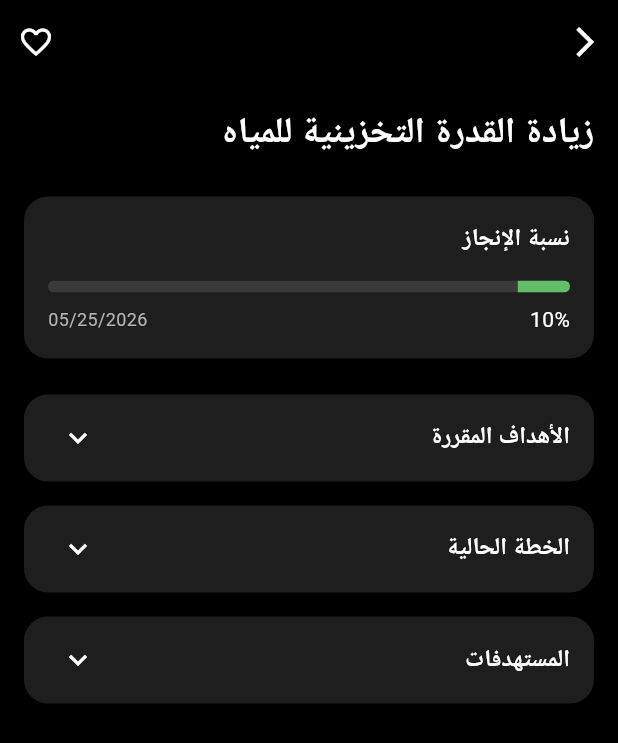
After one commit to ahmed-shorbagy/mwan-mobile, a Flutter app: the WaterStorageDetailsPage screen opened by its route, on a phone screen of 412 x 824 dp. The commit adds this screen. Shown: the top 743 px of the screen. Run offline on Flutter 3.47's test engine with Material 3 defaults, Android fonts, the phone set to English and light mode, and no system bars; our stand-ins replace dio, flutter_svg, font_awesome_flutter, go_router, google_fonts, logger; network calls fail; Roboto replaces fonts that are missing (Tajawal).

Commit message:
Add WaterStorageDetailsPage and integrate it into AppRouter; update HomePage to navigate to water storage details; implement InitiativeExpandableDetailsPage for detailed initiative views.

```diff
--- a/lib/core/router/app_router.dart
+++ b/lib/core/router/app_router.dart
@@ -7,6 +7,7 @@ import 'package:mwan_mobile/features/home/presentation/pages/home_page.dart';
 import 'package:mwan_mobile/features/home/presentation/pages/initiative_details_page.dart';
 import 'package:mwan_mobile/features/home/presentation/pages/side_menu_view.dart';
 import 'package:mwan_mobile/features/splash/presentation/pages/splash_page.dart';
+import 'package:mwan_mobile/features/water/presentation/pages/water_storage_details_page.dart';
 
 class AppRouter {
   static final _rootNavigatorKey = GlobalKey<NavigatorState>();
@@ -19,6 +20,7 @@ class AppRouter {
   static const String homeKanbanRoute = '/home-kanban';
   static const String cardsRoute = '/cards';
   static const String initiativeDetailsRoute = '/initiative-details';
+  static const String waterStorageDetailsRoute = '/water-storage-details';
 
   static final GoRouter router = GoRouter(
     initialLocation: AppConstants.splashRoute,
@@ -35,6 +37,32 @@ class AppRouter {
         path: cardsRoute,
         parentNavigatorKey: _rootNavigatorKey,
         builder: (context, state) => const CardsView(),
+      ),
+
+      GoRoute(
+        path: waterStorageDetailsRoute,
+        parentNavigatorKey: _rootNavigatorKey,
+        builder:
+            (context, state) => const WaterStorageDetailsPage(
+              cardData: {
+                'title': 'زيادة القدرة التخزينية للمياه',
+                'progress': 0.1,
+                'targetDate': '05/25/2026',
+                'objectives': [
+                  {
+                    'date': '05/25/2026',
+                    'description': 'استكمال المشروع وتشغيله بالكامل',
+                    'progress': 0.1,
+                  },
+                  {
+                    'date': '05/25/2022',
+                    'description':
+                        'بدء تنفيذ المشروع وفق الخطة الزمنية المحددة',
+                    'progress': 0.1,
+                  },
+                ],
+              },
+            ),
       ),
 
       // Initiative details route with path parameter
--- /dev/null
+++ b/lib/features/water/presentation/pages/water_storage_details_page.dart
@@ -0,0 +1,184 @@
+import 'package:flutter/material.dart';
+import 'package:mwan_mobile/core/theme/app_theme.dart';
+
+class WaterStorageDetailsPage extends StatelessWidget {
+  final Map<String, dynamic> cardData;
+
+  const WaterStorageDetailsPage({super.key, required this.cardData});
+
+  @override
+  Widget build(BuildContext context) {
+    return Directionality(
+      textDirection: TextDirection.rtl,
+      child: Scaffold(
+        backgroundColor: Colors.black,
+        appBar: AppBar(
+          backgroundColor: Colors.transparent,
+          elevation: 0,
+          leading: IconButton(
+            icon: const Icon(Icons.arrow_back_ios),
+            onPressed: () => Navigator.pop(context),
+          ),
+          actions: [
+            IconButton(
+              icon: const Icon(Icons.favorite_border),
+              onPressed: () {},
+            ),
+          ],
+        ),
+        body: SingleChildScrollView(
+          padding: const EdgeInsets.all(16.0),
+          child: Column(
+            crossAxisAlignment: CrossAxisAlignment.start,
+            children: [
+              Text(cardData['title'] as String, style: AppTheme.headline3),
+              const SizedBox(height: 24),
+              _buildStorageIndicator(),
+              const SizedBox(height: 24),
+              _buildExpandableSection(
+                title: 'الأهداف المقررة',
+                content: Column(
+                  children: [
+                    for (final objective in cardData['objectives'] as List)
+                      _buildTimelineItem(
+                        date: objective['date'] as String,
+                        description: objective['description'] as String,
+                        progress: objective['progress'] as double,
+                      ),
+                  ],
+                ),
+              ),
+              const SizedBox(height: 16),
+              _buildExpandableSection(
+                title: 'الخطة الحالية',
+                content: Text(
+                  'تفاصيل الخطة الحالية وخطوات التنفيذ...',
+                  style: AppTheme.bodyText1,
+                ),
+              ),
+              const SizedBox(height: 16),
+              _buildExpandableSection(
+                title: 'المستهدفات',
+                content: Text(
+                  'تفاصيل المستهدفات المطلوب تحقيقها...',
+                  style: AppTheme.bodyText1,
+                ),
+              ),
+            ],
+          ),
+        ),
+      ),
+    );
+  }
+
+  Widget _buildStorageIndicator() {
+    return Container(
+      padding: const EdgeInsets.all(16),
+      decoration: BoxDecoration(
+        color: AppTheme.surfaceColor,
+        borderRadius: BorderRadius.circular(16),
+      ),
+      child: Column(
+        crossAxisAlignment: CrossAxisAlignment.start,
+        children: [
+          Text('نسبة الإنجاز', style: AppTheme.headline6),
+          const SizedBox(height: 16),
+          ClipRRect(
+            borderRadius: BorderRadius.circular(8),
+            child: LinearProgressIndicator(
+              value: cardData['progress'] as double,
+              backgroundColor: AppTheme.dividerColor,
+              valueColor: AlwaysStoppedAnimation<Color>(AppTheme.primaryColor),
+              minHeight: 8,
+            ),
+          ),
+          const SizedBox(height: 8),
+          Row(
+            mainAxisAlignment: MainAxisAlignment.spaceBetween,
+            children: [
+              Text(
+                '${((cardData['progress'] as double) * 100).toInt()}%',
+                style: AppTheme.bodyText2,
+              ),
+              Text(cardData['targetDate'] as String, style: AppTheme.caption),
+            ],
+          ),
+        ],
+      ),
+    );
+  }
+
+  Widget _buildExpandableSection({
+    required String title,
+    required Widget content,
+  }) {
+    return Container(
+      decoration: BoxDecoration(
+        color: AppTheme.surfaceColor,
+        borderRadius: BorderRadius.circular(16),
+      ),
+      child: Theme(
+        data: ThemeData(dividerColor: Colors.transparent),
+        child: ExpansionTile(
+          title: Text(title, style: AppTheme.headline6),
+          collapsedIconColor: AppTheme.textColor,
+          iconColor: AppTheme.textColor,
+          children: [
+            Padding(padding: const EdgeInsets.all(16.0), child: content),
+          ],
+        ),
+      ),
+    );
+  }
+
+  Widget _buildTimelineItem({
+    required String date,
+    required String description,
+    required double progress,
+  }) {
+    return Padding(
+      padding: const EdgeInsets.only(bottom: 16.0),
+      child: Row(
+        crossAxisAlignment: CrossAxisAlignment.start,
+        children: [
+          Column(
+            children: [
+              Container(
+                width: 16,
+                height: 16,
+                decoration: BoxDecoration(
+                  color: AppTheme.primaryColor,
+                  shape: BoxShape.circle,
+                ),
+              ),
+              Container(width: 2, height: 40, color: AppTheme.dividerColor),
+            ],
+          ),
+          const SizedBox(width: 16),
+          Expanded(
+            child: Column(
+              crossAxisAlignment: CrossAxisAlignment.start,
+              children: [
+                Text(date, style: AppTheme.caption),
+                const SizedBox(height: 4),
+                Text(description, style: AppTheme.bodyText2),
+                const SizedBox(height: 8),
+                ClipRRect(
+                  borderRadius: BorderRadius.circular(4),
+                  child: LinearProgressIndicator(
+                    value: progress,
+                    backgroundColor: AppTheme.dividerColor,
+                    valueColor: AlwaysStoppedAnimation<Color>(
+                      AppTheme.primaryColor,
+                    ),
+                    minHeight: 4,
+                  ),
+                ),
+              ],
+            ),
+          ),
+        ],
+      ),
+    );
+  }
+}
```
Also changed, not shown: lib/features/home/presentation/pages/home_page.dart (+14 -6 lines), lib/features/home/presentation/pages/initiative_details_page.dart (+85 -54 lines), lib/features/home/presentation/pages/initiative_expandable_details_page.dart (added, +298 -0 lines).
